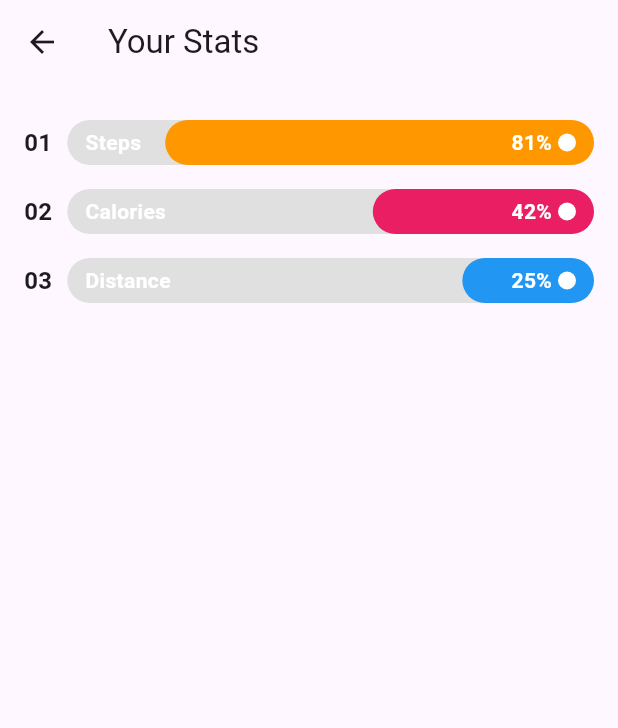
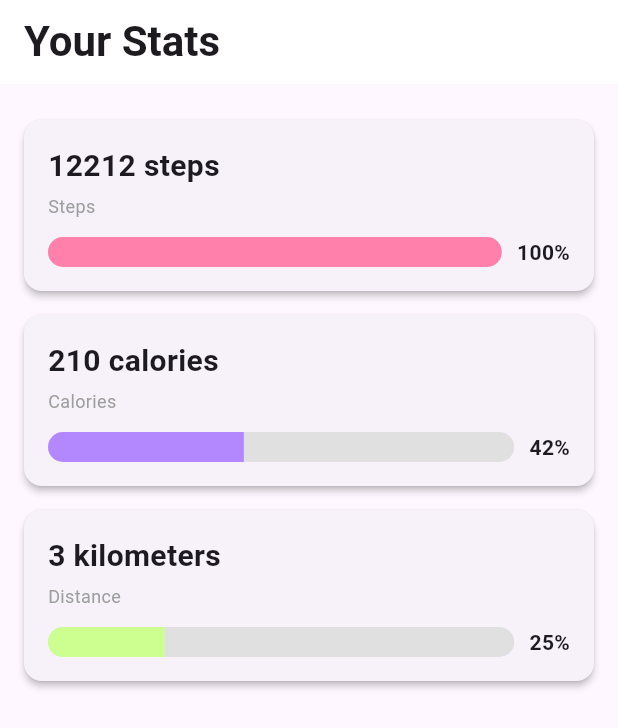
Before and after one commit to henriqueft04/WellTrack, a Flutter app: the StatsPage screen opened directly, on a phone screen of 412 x 824 dp. Shown: the top 728 px of the screen. Run offline on Flutter 3.47's test engine with Material 3 defaults, Android fonts, the phone set to English and light mode, and no system bars; our stand-ins replace google_nav_bar, table_calendar.

Commit message:
Melhora visual principalmente na stat_page e mudanças em stat_bar parámetos

```diff
--- a/welltrack/lib/components/stat_bar.dart
+++ b/welltrack/lib/components/stat_bar.dart
@@ -1,87 +1,68 @@
 import 'package:flutter/material.dart';
 
 class StatBar extends StatelessWidget {
-  final int index;
   final String label;
-  final double value;      // valor atual
-  final double maxValue;   // valor máximo
-
+  final double value;
+  final double maxValue;
   final Color color;
+  final String unit;
 
   const StatBar({
     super.key,
-    required this.index,
     required this.label,
     required this.value,
     required this.maxValue,
     required this.color,
+    required this.unit,
   });
 
   @override
   Widget build(BuildContext context) {
-    double percentage = (value / maxValue).clamp(0, 1);
-    String percentageText = "${(percentage * 100).toStringAsFixed(0)}%";
+    final percentage = (value / maxValue).clamp(0, 1).toDouble();
+    final percentageText = "${(percentage * 100).toStringAsFixed(0)}%";
 
-    return Padding(
-      padding: const EdgeInsets.symmetric(vertical: 8.0),
-      child: Row(
-        crossAxisAlignment: CrossAxisAlignment.center,
+    return Card(
+      elevation: 2,
+      shape: RoundedRectangleBorder(borderRadius: BorderRadius.circular(12)),
+      margin: const EdgeInsets.symmetric(vertical: 8),
+      child: Padding(
+        padding: const EdgeInsets.all(16),
+        child: Column(
+          crossAxisAlignment: CrossAxisAlignment.start,
           children: [
             Text(
-            index.toString().padLeft(2, '0'),
-            style: const TextStyle(fontSize: 16, fontWeight: FontWeight.bold),
-          ),
-          const SizedBox(width: 10),
-          Expanded(
-            child: Stack(
-              alignment: Alignment.centerRight,
-              children: [
-                Container(
-                  height: 30,
-                  decoration: BoxDecoration(
-                    color: Colors.grey.shade300,
-                    borderRadius: BorderRadius.circular(20),
+              "${value.toStringAsFixed(0)} $unit",
+              style: const TextStyle(
+                fontSize: 20,
+                fontWeight: FontWeight.bold,
               ),
             ),
-                FractionallySizedBox(
-                  widthFactor: percentage,
-                  child: Container(
-                    height: 30,
-                    decoration: BoxDecoration(
-                      color: color,
+            const SizedBox(height: 4),
+            Text(
+              label,
+              style: const TextStyle(fontSize: 12, color: Colors.grey),
+            ),
+            const SizedBox(height: 12),
+            Row(
+              children: [
+                Expanded(
+                  child: ClipRRect(
                     borderRadius: BorderRadius.circular(20),
+                    child: LinearProgressIndicator(
+                      value: percentage,
+                      minHeight: 20,
+                      backgroundColor: Colors.grey.shade300,
+                      valueColor: AlwaysStoppedAnimation<Color>(color),
                     ),
                   ),
                 ),
-                Padding(
-                  padding: const EdgeInsets.symmetric(horizontal: 12.0),
-                  child: Row(
-                    mainAxisAlignment: MainAxisAlignment.spaceBetween,
-                    children: [
-                      Text(label,
-                          style: const TextStyle(
-                              color: Colors.white,
-                              fontWeight: FontWeight.bold)),
-                      Row(
-                        children: [
+                const SizedBox(width: 10),
                 Text(percentageText,
-                              style: const TextStyle(
-                                  color: Colors.white,
-                                  fontWeight: FontWeight.bold)),
-                          const SizedBox(width: 4),
-                          const CircleAvatar(
-                            radius: 6,
-                            backgroundColor: Colors.white,
-                          ),
+                    style: const TextStyle(fontWeight: FontWeight.bold)),
               ],
             ),
           ],
         ),
-                )
-              ],
-            ),
-          ),
-        ],
       ),
     );
   }
--- a/welltrack/lib/pages/calendar_page.dart
+++ b/welltrack/lib/pages/calendar_page.dart
@@ -54,7 +54,10 @@ class _CalendarPageState extends State<CalendarPage> {
     return Scaffold(
       // Cabeçalho da página com botão para voltar atrás
       appBar: AppBar(
-        title: const Text('Calendar'),
+        title: const Text(
+          'Calendar',
+          style: TextStyle(fontSize: 28, fontWeight: FontWeight.bold),
+        ),
         leading: IconButton(
           icon: const Icon(Icons.arrow_back),
           // Botão de voltar para trás volta sempre para a HomePage
--- a/welltrack/lib/pages/journal_page.dart
+++ b/welltrack/lib/pages/journal_page.dart
@@ -27,7 +27,7 @@ class _JournalPageState extends State<JournalPage> {
             children: [
               const Text(
                 "Today",
-                style: TextStyle(fontSize: 24, fontWeight: FontWeight.bold),
+                style: TextStyle(fontSize: 28, fontWeight: FontWeight.bold),
               ),
               const SizedBox(height: 16),
 
--- a/welltrack/lib/pages/stats_page.dart
+++ b/welltrack/lib/pages/stats_page.dart
@@ -15,37 +15,40 @@ class StatsPage extends StatelessWidget {
 
   @override
   Widget build(BuildContext context) {
-    // Define metas arbitrárias
-    const double maxSteps = 15000;
-    const double maxCalories = 500;
-    const double maxDistance = 10;
-
     return Scaffold(
-      appBar: AppBar(title: const Text("Your Stats")),
+      appBar: AppBar(
+        automaticallyImplyLeading: false,
+        title: const Text(
+          "Your Stats",
+          style: TextStyle(fontSize: 28, fontWeight: FontWeight.bold),
+        ),
+        backgroundColor: Colors.white,
+        elevation: 0,
+      ),
       body: Padding(
         padding: const EdgeInsets.all(16.0),
         child: Column(
           children: [
             StatBar(
-              index: 1,
               label: "Steps",
               value: steps,
-              maxValue: maxSteps,
-              color: Colors.orange,
+              maxValue: 10000,
+              color: Colors.pinkAccent.shade100,
+              unit: "steps",
             ),
             StatBar(
-              index: 2,
               label: "Calories",
               value: calories,
-              maxValue: maxCalories,
-              color: Colors.pink,
+              maxValue: 500,
+              color: Colors.deepPurpleAccent.shade100,
+              unit: "calories",
             ),
             StatBar(
-              index: 3,
               label: "Distance",
               value: distance,
-              maxValue: maxDistance,
-              color: Colors.blue,
+              maxValue: 10,
+              color: Colors.lightGreenAccent.shade100,
+              unit: "kilometers",
             ),
           ],
         ),
```
Lines whose indentation alone changed are shown as unchanged.
